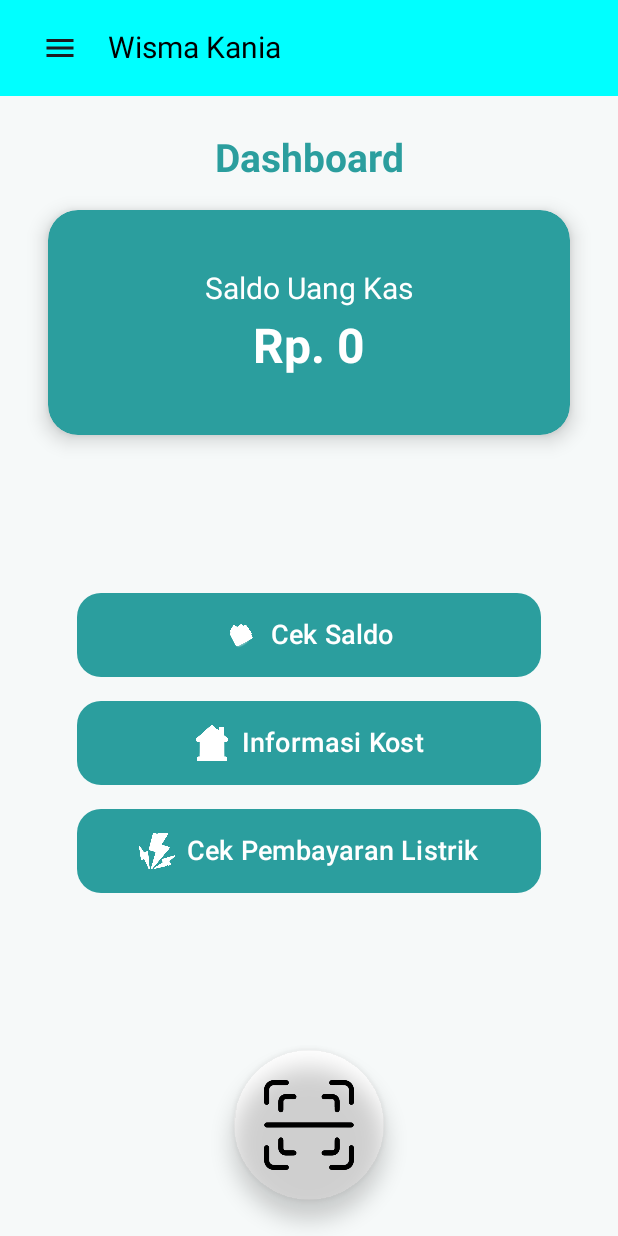
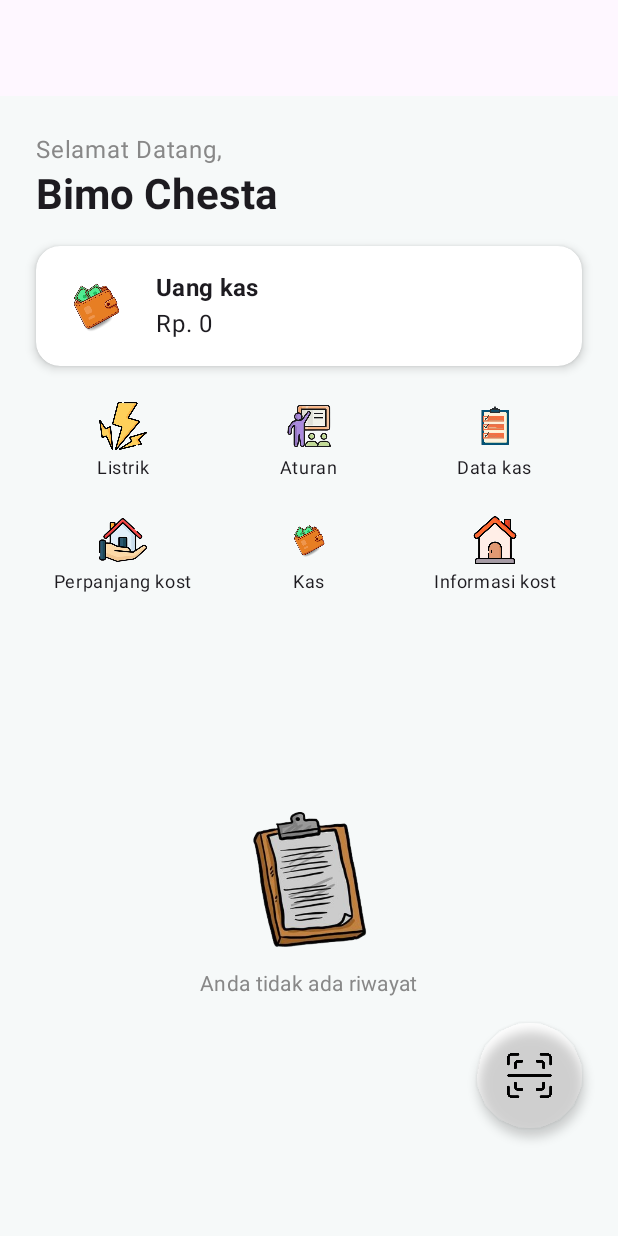
Before and after one commit to BimoChesta/Android---Membantu-Kost-wismakania, an Android app built with Jetpack Compose: the HomeScreen screen opened through its navigation route, on a phone screen of 412 x 824 dp. Run offline under Robolectric (Android 15) with nearby library versions, the phone set to English and light mode, and no system bars.

Commit message:
2.5 menambahkan icon baru pada home

```diff
--- a/app/src/main/java/com/Screens/HomeScreen.kt
+++ b/app/src/main/java/com/Screens/HomeScreen.kt
@@ -4,6 +4,8 @@ import androidx.compose.foundation.Image
 import androidx.compose.foundation.background
 import androidx.compose.foundation.clickable
 import androidx.compose.foundation.layout.*
+import androidx.compose.foundation.lazy.grid.GridCells
+import androidx.compose.foundation.lazy.grid.LazyVerticalGrid
 import androidx.compose.foundation.shape.CircleShape
 import androidx.compose.foundation.shape.RoundedCornerShape
 import androidx.compose.material3.*
@@ -13,9 +15,9 @@ import androidx.compose.ui.Modifier
 import androidx.compose.ui.draw.shadow
 import androidx.compose.ui.graphics.Color
 import androidx.compose.ui.res.painterResource
+import androidx.compose.ui.text.font.FontWeight
 import androidx.compose.ui.unit.dp
 import androidx.compose.ui.unit.sp
-import androidx.compose.ui.text.font.FontWeight
 import androidx.navigation.NavHostController
 import com.bimo0064.project.R
 import com.bimo0064.project.data.DataStoreManager
@@ -25,7 +27,7 @@ fun HomeScreen(
     navController: NavHostController,
     dataStoreManager: DataStoreManager
 ) {
-    var saldo by remember { mutableStateOf(0) }
+    var saldo by remember { mutableIntStateOf(0) }
 
     LaunchedEffect(Unit) {
         saldo = dataStoreManager.loadBalance()
@@ -40,98 +42,146 @@ fun HomeScreen(
                 .fillMaxSize()
                 .padding(24.dp),
             horizontalAlignment = Alignment.CenterHorizontally,
-            verticalArrangement = Arrangement.SpaceBetween
+            verticalArrangement = Arrangement.spacedBy(16.dp)
         ) {
+
             Column(
-                horizontalAlignment = Alignment.CenterHorizontally,
-                verticalArrangement = Arrangement.spacedBy(16.dp),
+                horizontalAlignment = Alignment.Start,
                 modifier = Modifier.fillMaxWidth()
             ) {
                 Text(
-                    text = "Dashboard",
+                    text = "Selamat Datang,",
+                    style = MaterialTheme.typography.bodyLarge,
+                    color = Color.Gray
+                )
+                Text(
+                    text = "Bimo Chesta",
                     style = MaterialTheme.typography.headlineMedium.copy(
-                        fontSize = 26.sp,
-                        fontWeight = FontWeight.Bold,
-                        color = Color(0xFF2B9E9E)
+                        fontWeight = FontWeight.Bold
                     )
                 )
+            }
 
-                Card(
-                    shape = RoundedCornerShape(20.dp),
-                    colors = CardDefaults.cardColors(
-                        containerColor = Color(0xFF2B9E9E)
-                    ),
+            Card(
+                shape = RoundedCornerShape(16.dp),
+                modifier = Modifier
+                    .fillMaxWidth()
+                    .shadow(4.dp, RoundedCornerShape(16.dp)),
+                colors = CardDefaults.cardColors(
+                    containerColor = Color.White,
+                )
+            ) {
+                Row(
                     modifier = Modifier
                         .fillMaxWidth()
-                        .padding(horizontal = 8.dp)
-                        .height(150.dp)
-                        .shadow(8.dp, RoundedCornerShape(20.dp))
+                        .padding(16.dp),
+                    verticalAlignment = Alignment.CenterVertically
                 ) {
-                    Column(
-                        horizontalAlignment = Alignment.CenterHorizontally,
-                        verticalArrangement = Arrangement.Center,
-                        modifier = Modifier.fillMaxSize()
-                    ) {
+                    Image(
+                        painter = painterResource(id = R.drawable.dompet),
+                        contentDescription = "Saldo Icon",
+                        modifier = Modifier.size(48.dp)
+                    )
+                    Spacer(modifier = Modifier.width(16.dp))
+                    Column {
                         Text(
-                            text = "Saldo Uang Kas",
-                            fontSize = 20.sp,
-                            color = Color.White
+                            text = "Uang kas",
+                            style = MaterialTheme.typography.titleMedium,
+                            fontWeight = FontWeight.Bold
                         )
-                        Spacer(modifier = Modifier.height(8.dp))
                         Text(
                             text = "Rp. $saldo",
-                            fontSize = 32.sp,
-                            fontWeight = FontWeight.Bold,
-                            color = Color.White
+                            style = MaterialTheme.typography.bodyLarge
                         )
                     }
                 }
             }
 
+            // Menu Grid
+            LazyVerticalGrid(
+                columns = GridCells.Fixed(3), // Ubah menjadi 3 kolom
+                verticalArrangement = Arrangement.spacedBy(8.dp),
+                horizontalArrangement = Arrangement.spacedBy(8.dp),
+                modifier = Modifier.height(250.dp) // Sesuaikan tinggi sesuai kebutuhan
+            ) {
+                item { MenuIcon(R.drawable.petir, "Listrik", navController, "listrik") }
+                item { MenuIcon(R.drawable.aturan, "Aturan", navController, "aturan") }
+                item { MenuIcon(R.drawable.datakas, "Data kas", navController, "data_kas") }
+                item { MenuIcon(R.drawable.perpanjangkost, "Perpanjang kost", navController, "perpanjang_kost") }
+                item { MenuIcon(R.drawable.kas, "Kas", navController, "cek_saldo") }
+                item { MenuIcon(R.drawable.home, "Informasi kost", navController, "informasi") }
+            }
+
             Column(
                 horizontalAlignment = Alignment.CenterHorizontally,
-                verticalArrangement = Arrangement.spacedBy(16.dp),
-                modifier = Modifier.fillMaxWidth()
-            ) {
-                HomeButtonWithIcon(
-                    text = "Cek Saldo",
-                    icon = R.drawable.dompet,
-                    onClick = { navController.navigate("cek_saldo") }
-                )
-                HomeButtonWithIcon(
-                    text = "Informasi Kost",
-                    icon = R.drawable.home,
-                    onClick = { navController.navigate("informasi") }
-                )
-                HomeButtonWithIcon(
-                    text = "Cek Pembayaran Listrik",
-                    icon = R.drawable.petir,
-                    onClick = { navController.navigate("listrik") }
-                )
-            }
-
-            Box(
-                contentAlignment = Alignment.Center,
                 modifier = Modifier.fillMaxWidth()
             ) {
                 Box(
                     modifier = Modifier
-                        .size(100.dp)
+                        .size(120.dp)
+                        .background(Color.Transparent),
+                    contentAlignment = Alignment.Center
+                ) {
+                    Image(
+                        painter = painterResource(id = R.drawable.clipboard),
+                        contentDescription = "No History",
+                        modifier = Modifier.size(90.dp)
+                    )
+                }
+                Text(
+                    text = "Anda tidak ada riwayat",
+                    style = MaterialTheme.typography.bodyMedium,
+                    color = Color.Gray
+                )
+            }
+
+
+            Box(
+                contentAlignment = Alignment.BottomEnd,
+                modifier = Modifier.fillMaxWidth()
+            ) {
+                Box(
+                    modifier = Modifier
+                        .size(70.dp)
                         .background(Color.White, shape = CircleShape)
-                        .shadow(8.dp, shape = CircleShape)
+                        .shadow(4.dp, shape = CircleShape)
                         .clickable { navController.navigate("qr_detail") },
                     contentAlignment = Alignment.Center
                 ) {
                     Image(
                         painter = painterResource(id = R.drawable.scan),
                         contentDescription = "QR Code",
-                        modifier = Modifier.size(60.dp)
+                        modifier = Modifier.size(30.dp)
                     )
                 }
             }
         }
     }
 }
+
+@Composable
+fun MenuIcon(icon: Int, text: String, navController: NavHostController, route: String) {
+    Column(
+        horizontalAlignment = Alignment.CenterHorizontally, // Pusatkan secara horizontal
+        verticalArrangement = Arrangement.Center,
+        modifier = Modifier
+            .clickable { navController.navigate(route) }
+            .padding(8.dp) // Tambahkan padding agar lebih nyaman
+    ) {
+        Icon(
+            painter = painterResource(id = icon),
+            contentDescription = text,
+            modifier = Modifier.size(32.dp),
+            tint = Color.Unspecified
+        )
+        Spacer(modifier = Modifier.height(4.dp)) // Jarak antara ikon dan teks
+        Text(
+            text = text,
+            style = MaterialTheme.typography.bodySmall
+        )
+    }
+}
+
 
 @Composable
 fun HomeButtonWithIcon(text: String, icon: Int, onClick: () -> Unit) {
--- a/app/src/main/java/com/Screens/QrDetailScreen.kt
+++ b/app/src/main/java/com/Screens/QrDetailScreen.kt
@@ -50,7 +50,7 @@ fun QrDetailScreen(navController: NavHostController, dataStoreManager: DataStore
                 contentScale = ContentScale.Crop,
                 modifier = Modifier
                     .fillMaxWidth()
-                    .height(200.dp)
+                    .height(350.dp)
                     .clip(RoundedCornerShape(16.dp))
                     .background(Color.White)
             )
--- a/app/src/main/java/com/bimo0064/project/MainActivity.kt
+++ b/app/src/main/java/com/bimo0064/project/MainActivity.kt
@@ -5,23 +5,25 @@ import android.os.Bundle
 import androidx.activity.ComponentActivity
 import androidx.activity.compose.setContent
 import androidx.annotation.RequiresApi
-import androidx.compose.foundation.Image
-import androidx.compose.foundation.background
-import androidx.compose.foundation.clickable
-import androidx.compose.foundation.layout.*
-import androidx.compose.foundation.shape.RoundedCornerShape
-import androidx.compose.material.icons.Icons
-import androidx.compose.material.icons.filled.*
-import androidx.compose.material3.*
-import androidx.compose.runtime.*
+import androidx.compose.foundation.layout.Box
+import androidx.compose.foundation.layout.Row
+import androidx.compose.foundation.layout.Spacer
+import androidx.compose.foundation.layout.fillMaxSize
+import androidx.compose.foundation.layout.padding
+import androidx.compose.foundation.layout.width
+import androidx.compose.material3.DrawerValue
+import androidx.compose.material3.ExperimentalMaterial3Api
+import androidx.compose.material3.IconButton
+import androidx.compose.material3.Scaffold
+import androidx.compose.material3.TopAppBar
+import androidx.compose.material3.rememberDrawerState
+import androidx.compose.runtime.Composable
+import androidx.compose.runtime.remember
+import androidx.compose.runtime.rememberCoroutineScope
 import androidx.compose.ui.Alignment
 import androidx.compose.ui.Modifier
-import androidx.compose.ui.graphics.Color
-import androidx.compose.ui.graphics.vector.ImageVector
 import androidx.compose.ui.platform.LocalContext
-import androidx.compose.ui.res.painterResource
 import androidx.compose.ui.unit.dp
-import androidx.compose.ui.unit.sp
 import androidx.navigation.NavHostController
 import androidx.navigation.compose.NavHost
 import androidx.navigation.compose.composable
@@ -58,15 +60,6 @@ fun AppEntryPoint() {
     val context = LocalContext.current
     val dataStoreManager = remember { DataStoreManager(context) }
 
-    ModalNavigationDrawer(
-        drawerState = drawerState,
-        drawerContent = {
-            DrawerContent(onMenuClick = { route ->
-                navController.navigate(route)
-                scope.launch { drawerState.close() }
-            })
-        }
-    ) {
         Scaffold(
             topBar = {
                 TopAppBar(
@@ -77,20 +70,10 @@ fun AppEntryPoint() {
                             IconButton(onClick = {
                                 scope.launch { drawerState.open() }
                             }) {
-                                Icon(Icons.Default.Menu, contentDescription = "Menu")
                             }
-                            Spacer(modifier = Modifier.width(8.dp))
-                            Text(
-                                text = "Wisma Kania",
-                                fontSize = 20.sp,
-                                color = Color.Black,
-                                style = MaterialTheme.typography.titleLarge
-                            )
+                            Spacer(modifier = Modifier.width(80.dp))
                         }
                     },
-                    colors = TopAppBarDefaults.topAppBarColors(
-                        containerColor = Color.Cyan
-                    )
                     )
             }
         ) { padding ->
@@ -99,27 +82,39 @@ fun AppEntryPoint() {
             }
         }
     }
-}
 
+@OptIn(ExperimentalMaterial3Api::class)
 @RequiresApi(Build.VERSION_CODES.O)
 @Composable
 fun AppNavGraph(navController: NavHostController, dataStoreManager: DataStoreManager) {
-    NavHost(navController = navController, startDestination = "awalan") {
-        composable("awalan") { AwalScreen(navController) }
-        composable("kedua") { KeduaScreen(navController) }
+    NavHost(navController = navController, startDestination = "home") {
+        composable("awalan") {
+            Box(modifier = Modifier.fillMaxSize()) {
+                AwalScreen(navController)
+            }
+        }
+        composable("kedua") {
+            Box(modifier = Modifier.fillMaxSize()) {
+                KeduaScreen(navController)
+            }
+        }
         composable("login") {
+            Box(modifier = Modifier.fillMaxSize()) {
                 LoginScreen(
                     onLoginSuccess = { navController.navigate("home") },
                     navController = navController,
                     dataStoreManager = dataStoreManager
                 )
             }
+        }
         composable("register") {
+            Box(modifier = Modifier.fillMaxSize()) {
                 RegisterScreen(
                     onRegisterSuccess = { navController.navigate("login") },
                     dataStoreManager = dataStoreManager,
                     navController = navController
                 )
+            }
         }
         composable("home") { HomeScreen(navController, dataStoreManager) }
         composable("informasi") { InformasiScreen() }
@@ -128,67 +123,3 @@ fun AppNavGraph(navController: NavHostController, dataStoreManager: DataStoreMan
         composable("qr_detail") { QrDetailScreen(navController, dataStoreManager) }
     }
 }
-
-@Composable
-fun DrawerContent(onMenuClick: (String) -> Unit) {
-    Column(
-        modifier = Modifier
-            .fillMaxHeight()
-            .width(300.dp)
-            .padding(0.dp)
-            .background(Color.White)
-    ) {
-        Row(
-            verticalAlignment = Alignment.CenterVertically,
-            modifier = Modifier.padding(bottom = 24.dp)
-        ) {
-            Image(
-                painter = painterResource(id = R.drawable.logobiasa),
-                contentDescription = "Logo",
-                modifier = Modifier
-                    .size(48.dp)
-                    .background(Color.Transparent, shape = RoundedCornerShape(8.dp))
-            )
-            Spacer(modifier = Modifier.width(8.dp))
-            Text(
-                text = "Wisma Kania",
-                style = MaterialTheme.typography.titleLarge.copy(
-                    color = Color(0xFF2B9E9E),
-                    fontSize = 20.sp
-                )
-            )
-        }
-
-        Text(
-            text = "Menu",
-            color = Color.Gray,
-            style = MaterialTheme.typography.bodyMedium,
-            modifier = Modifier.padding(bottom = 16.dp)
-        )
-        DrawerItem("home", Icons.Default.Home) { onMenuClick("home") }
-        DrawerItem("Informasi Kost", Icons.Default.Info) { onMenuClick("informasi") }
-        DrawerItem("Kelola Data P.Listrik", Icons.Default.Info) { onMenuClick("listrik") }
-        DrawerItem("Cek saldo kas", Icons.Default.Money) { onMenuClick("cek_saldo") }
-        DrawerItem("Logout", Icons.Default.ExitToApp) { onMenuClick("login") }
-    }
-}
-
-@Composable
-fun DrawerItem(text: String, icon: ImageVector, onClick: () -> Unit) {
-    Row(
-        modifier = Modifier
-            .fillMaxWidth()
-            .clickable { onClick() }
-            .padding(horizontal = 16.dp, vertical = 12.dp),
-        verticalAlignment = Alignment.CenterVertically
-    ) {
-        Icon(
-            imageVector = icon,
-            contentDescription = text,
-            tint = Color(0xFF2B9E9E),
-            modifier = Modifier.size(24.dp)
-        )
-        Spacer(modifier = Modifier.width(16.dp))
-        Text(text = text, style = MaterialTheme.typography.bodyLarge)
-    }
-}
```
Also changed, not shown: app/src/main/res/drawable/aturan.png (added), app/src/main/res/drawable/clipboard.png (added), app/src/main/res/drawable/datakas.png (added), app/src/main/res/drawable/kas.png (added), app/src/main/res/drawable/perpanjangkost.png (added). Lines whose indentation alone changed are shown as unchanged.
